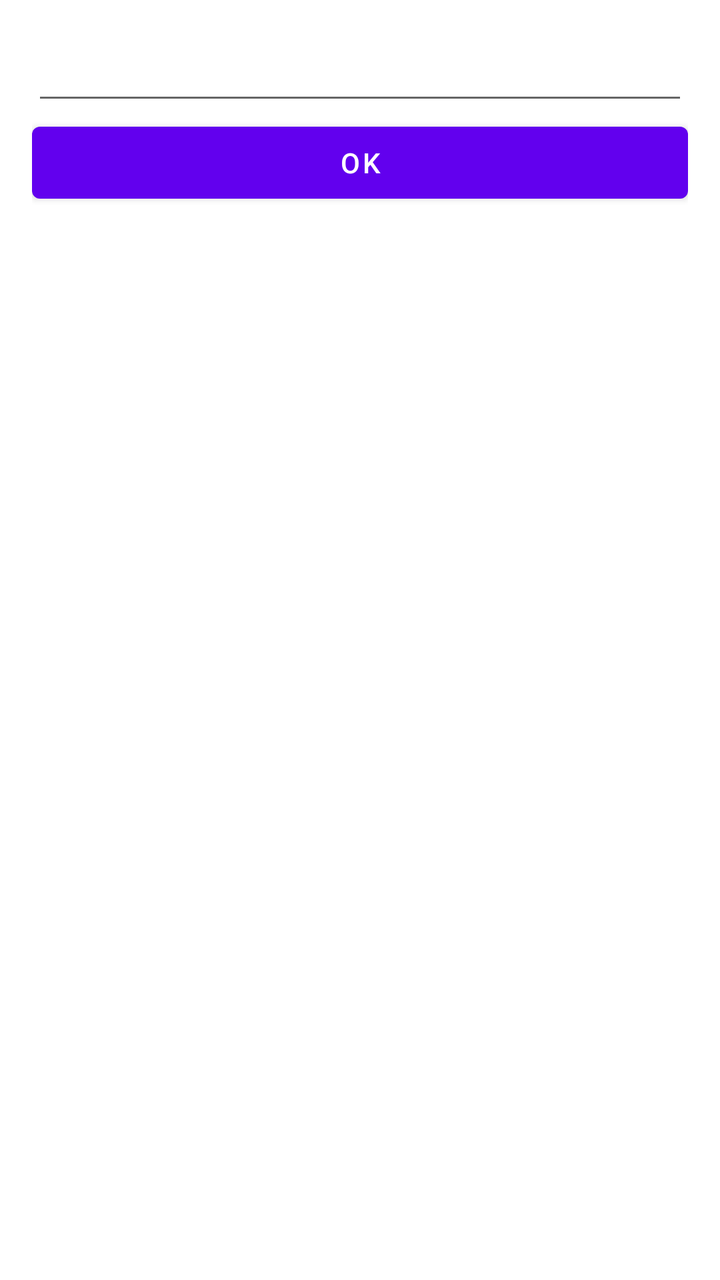
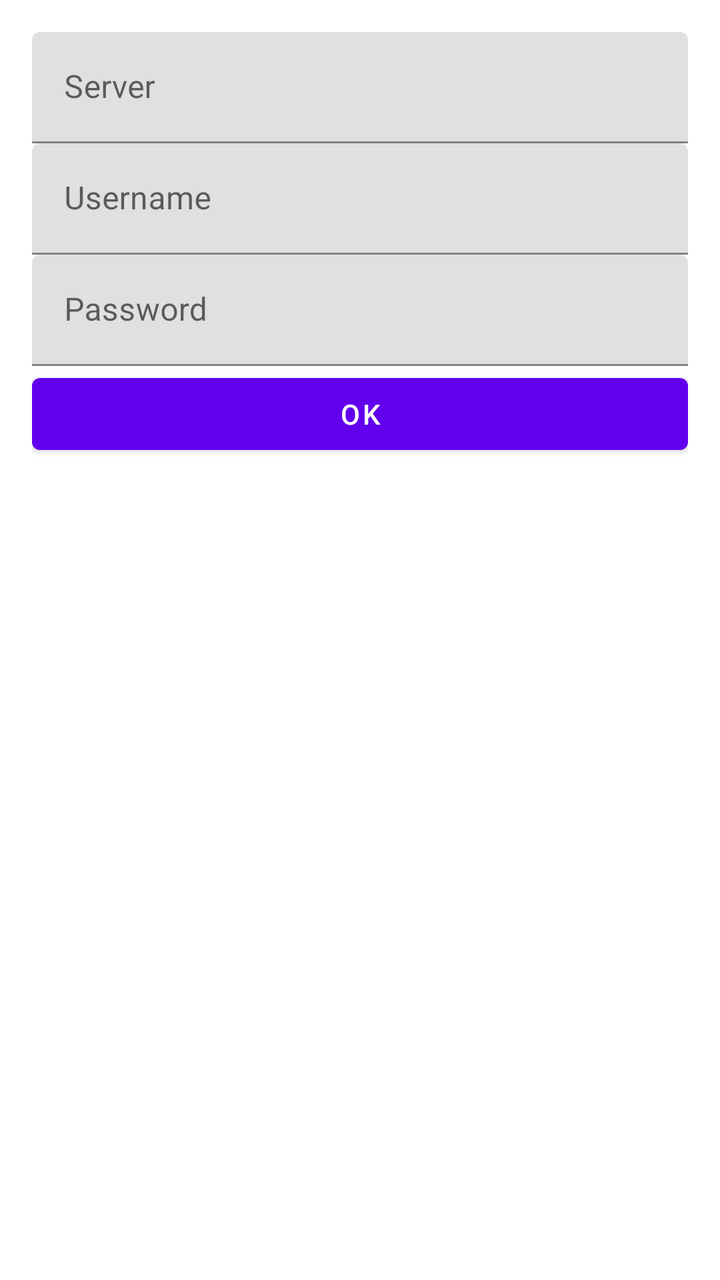

Two renders of the same Android screen: before a commit and after it. Below are the layout's source before the change and the commit's diff.
<!-- AndroidManifest.xml: fallback theme Theme.MaterialComponents.DayNight.NoActionBar -->
<!-- res/layout/fragment_server.xml -->
<?xml version="1.0" encoding="utf-8"?>
<androidx.constraintlayout.widget.ConstraintLayout
    xmlns:android="http://schemas.android.com/apk/res/android"
    xmlns:app="http://schemas.android.com/apk/res-auto"
    android:layout_width="match_parent"
    android:layout_height="match_parent"
    android:padding="@dimen/fragment_padding">
    <com.google.android.material.textfield.TextInputEditText
        android:id="@+id/server_input"
        android:layout_width="match_parent"
        android:layout_height="wrap_content"
        app:layout_constraintLeft_toLeftOf="parent"
        app:layout_constraintTop_toTopOf="parent"/>
    <com.google.android.material.button.MaterialButton
        android:id="@+id/server_input_confirm"
        android:text="@android:string/ok"
        android:layout_width="match_parent"
        android:layout_height="wrap_content"
        app:layout_constraintLeft_toLeftOf="parent"
        app:layout_constraintTop_toBottomOf="@id/server_input"/>
</androidx.constraintlayout.widget.ConstraintLayout>
<!-- resources referenced by this layout -->
<resources>
  <dimen name="fragment_padding">16dp</dimen>
</resources>

<!-- the commit's change to res/layout/fragment_server.xml (unified diff, before → after) -->
@@ -5,17 +5,47 @@
     android:layout_width="match_parent"
     android:layout_height="match_parent"
     android:padding="@dimen/fragment_padding">
-    <com.google.android.material.textfield.TextInputEditText
-        android:id="@+id/server_input"
+    <com.google.android.material.textfield.TextInputLayout
+        android:id="@+id/server_star_wrapper"
         android:layout_width="match_parent"
         android:layout_height="wrap_content"
+        android:hint="@string/fragment_server"
         app:layout_constraintLeft_toLeftOf="parent"
-        app:layout_constraintTop_toTopOf="parent"/>
+        app:layout_constraintTop_toTopOf="parent">
+        <androidx.appcompat.widget.AppCompatEditText
+            android:id="@+id/server_star"
+            android:layout_width="match_parent"
+            android:layout_height="wrap_content"/>
+    </com.google.android.material.textfield.TextInputLayout>
+    <com.google.android.material.textfield.TextInputLayout
+        android:id="@+id/server_username_wrapper"
+        android:layout_width="match_parent"
+        android:layout_height="wrap_content"
+        android:hint="@string/username"
+        app:layout_constraintLeft_toLeftOf="parent"
+        app:layout_constraintTop_toBottomOf="@id/server_star_wrapper">
+        <androidx.appcompat.widget.AppCompatEditText
+            android:id="@+id/server_username"
+            android:layout_width="match_parent"
+            android:layout_height="wrap_content"/>
+    </com.google.android.material.textfield.TextInputLayout>
+    <com.google.android.material.textfield.TextInputLayout
+        android:id="@+id/server_password_wrapper"
+        android:layout_width="match_parent"
+        android:layout_height="wrap_content"
+        android:hint="@string/password"
+        app:layout_constraintLeft_toLeftOf="parent"
+        app:layout_constraintTop_toBottomOf="@id/server_username_wrapper">
+        <androidx.appcompat.widget.AppCompatEditText
+            android:id="@+id/server_password"
+            android:layout_width="match_parent"
+            android:layout_height="wrap_content"/>
+    </com.google.android.material.textfield.TextInputLayout>
     <com.google.android.material.button.MaterialButton
         android:id="@+id/server_input_confirm"
         android:text="@android:string/ok"
         android:layout_width="match_parent"
         android:layout_height="wrap_content"
         app:layout_constraintLeft_toLeftOf="parent"
-        app:layout_constraintTop_toBottomOf="@id/server_input"/>
+        app:layout_constraintTop_toBottomOf="@id/server_password_wrapper"/>
 </androidx.constraintlayout.widget.ConstraintLayout>
<!-- resource entries referenced after the edit -->
@@ -1,5 +1,8 @@
 <!-- resources referenced by this layout -->
 <resources>
   <dimen name="fragment_padding">16dp</dimen>
+  <string name="fragment_server">Server</string>
+  <string name="password">Password</string>
+  <string name="username">Username</string>
 </resources>
 
